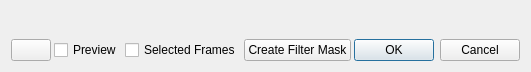
Old version of the form libs/ui/forms/wdgfilterdialog.ui in the repository KDE/krita.
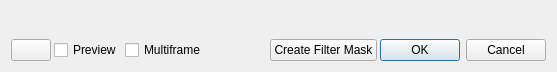
New version of the form. Custom widgets are drawn as their Qt base class.

Commit message:
Multiframe Filter: Adjust filter dialog window to respect multi-frame operations.
Prevent creation of masks when multi-frame mode is enabled.

```diff
--- a/libs/ui/forms/wdgfilterdialog.ui
+++ b/libs/ui/forms/wdgfilterdialog.ui
@@ -10,7 +10,7 @@
    <rect>
     <x>0</x>
     <y>0</y>
-    <width>517</width>
+    <width>557</width>
     <height>72</height>
    </rect>
   </property>
@@ -71,7 +71,7 @@
      <item>
       <widget class="QCheckBox" name="chkFilterSelectedFrames">
        <property name="text">
-        <string>Selected Frames</string>
+        <string>Multiframe</string>
        </property>
       </widget>
      </item>
```
The commit also changes 2 other files.
